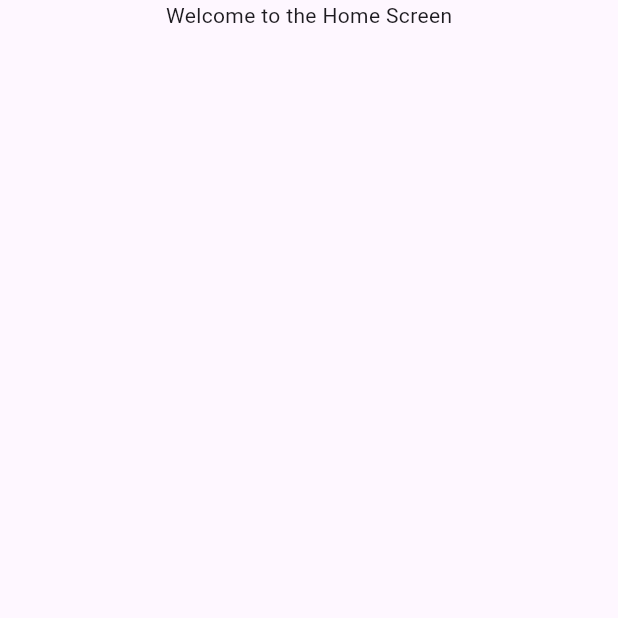
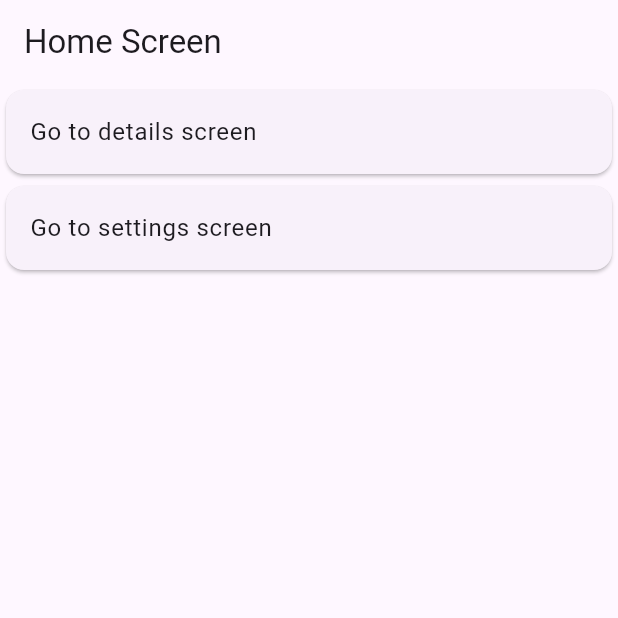
Before and after one commit to Sastra-Digital-School/flutter_first_project, a Flutter app: the screen it shows after launch, on a phone screen of 412 x 824 dp, the top half of it. Run offline on Flutter 3.47's test engine with Material 3 defaults, Android fonts, the phone set to English and light mode, and no system bars.

Commit message:
Your commit message here

```diff
--- a/lib/screen/home_screen.dart
+++ b/lib/screen/home_screen.dart
@@ -6,10 +6,28 @@ class HomeScreen extends StatelessWidget {
   @override
   Widget build(BuildContext context) {
     return Scaffold(
-      body: Center(
-        child: Column(
-          children: const [Text('Welcome to the Home Screen')],
-        ),
+      appBar: AppBar(
+        title: const Text('Home Screen'),
+      ),
+      body: ListView(
+        children: [
+          Card(
+            child: ListTile(
+              title: const Text('Go to details screen'),
+              onTap: () {
+                Navigator.pushNamed(context, '/details');
+              },
+            ),
+          ),
+          Card(
+            child: ListTile(
+              title: const Text('Go to settings screen'),
+              onTap: () {
+                Navigator.pushNamed(context, '/settings');
+              },
+            ),
+          ),
+        ],
       ),
     );
   }
```
